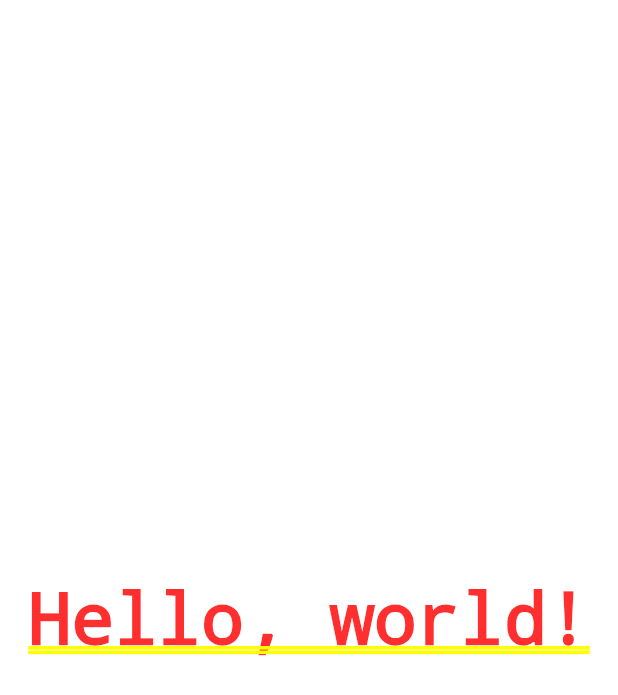
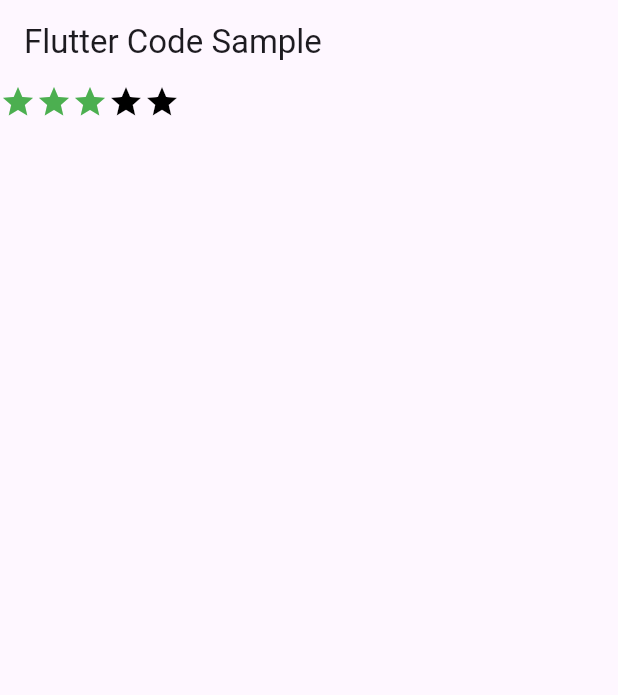
Before and after one commit to Latrevion/flutter_six_class, a Flutter app: the screen it shows after launch, on a phone screen of 412 x 824 dp. Shown: the top 695 px of the screen. Run offline on Flutter 3.47's test engine with Material 3 defaults, Android fonts, the phone set to English and light mode, and no system bars.

Commit message:
3.3.2.4 Row and Column

```diff
--- a/lib/main.dart
+++ b/lib/main.dart
@@ -1,10 +1,93 @@
 import 'package:flutter/material.dart';
 
 void main() {
-  runApp(const MaterialApp(
-    title: "Flutter Class",
-    home: Center(
-        child:
-            Text('Hello, world!', textDirection: TextDirection.ltr)), // 文本居中显示
-  ));
+  runApp(const MyApp());
 }
+
+class MyApp extends StatelessWidget {
+  const MyApp({super.key});
+
+  static const  String  _title = 'Flutter Code Sample';
+
+  @override
+  Widget build(BuildContext context) {
+    return MaterialApp(
+        title: _title,
+        home: Scaffold(
+          appBar: AppBar(title: const Text(_title),),
+          body:getBody()
+        ));
+  }
+
+/*  Widget getBody(){
+    return Row(
+      mainAxisAlignment: MainAxisAlignment.spaceEvenly,
+      children: [
+        Image.network('https://img1.baidu.com/it/u=2318151116,1226836664&fm=253&app=53&size=f60,60&n=0&g=0n&f=jpeg&fmt=auto?sec=1710903247&t=c0a7db43f2f1f120c66863516a424fc4'),
+        Image.network('https://img1.baidu.com/it/u=2318151116,1226836664&fm=253&app=53&size=f60,60&n=0&g=0n&f=jpeg&fmt=auto?sec=1710903247&t=c0a7db43f2f1f120c66863516a424fc4'),
+        Image.network('https://img1.baidu.com/it/u=2318151116,1226836664&fm=253&app=53&size=f60,60&n=0&g=0n&f=jpeg&fmt=auto?sec=1710903247&t=c0a7db43f2f1f120c66863516a424fc4'),
+      ],
+    );
+  }*/
+
+
+/*  Widget getBody(){
+    return Column(
+      mainAxisAlignment: MainAxisAlignment.spaceEvenly,
+      children: [
+        Image.network('https://img1.baidu.com/it/u=2318151116,1226836664&fm=253&app=53&size=f60,60&n=0&g=0n&f=jpeg&fmt=auto?sec=1710903247&t=c0a7db43f2f1f120c66863516a424fc4'),
+        Image.network('https://img1.baidu.com/it/u=2318151116,1226836664&fm=253&app=53&size=f60,60&n=0&g=0n&f=jpeg&fmt=auto?sec=1710903247&t=c0a7db43f2f1f120c66863516a424fc4'),
+        Image.network('https://img1.baidu.com/it/u=2318151116,1226836664&fm=253&app=53&size=f60,60&n=0&g=0n&f=jpeg&fmt=auto?sec=1710903247&t=c0a7db43f2f1f120c66863516a424fc4'),
+      ],
+    );
+  }*/
+
+
+
+/*  Widget getBody(){
+    return Row(
+      mainAxisAlignment: MainAxisAlignment.spaceEvenly,
+      children: [
+        Image.network('https://img1.baidu.com/it/u=2318151116,1226836664&fm=253&app=53&size=f60,60&n=0&g=0n&f=jpeg&fmt=auto?sec=1710903247&t=c0a7db43f2f1f120c66863516a424fc4'),
+        Image.network('https://img1.baidu.com/it/u=2318151116,1226836664&fm=253&app=53&size=f60,60&n=0&g=0n&f=jpeg&fmt=auto?sec=1710903247&t=c0a7db43f2f1f120c66863516a424fc4'),
+        Image.network('https://img1.baidu.com/it/u=2318151116,1226836664&fm=253&app=53&size=f60,60&n=0&g=0n&f=jpeg&fmt=auto?sec=1710903247&t=c0a7db43f2f1f120c66863516a424fc4'),
+      ],
+    );
+  }*/
+
+
+ // Widget getBody(){
+ //    return Row(
+ //      mainAxisAlignment: MainAxisAlignment.spaceEvenly,
+ //      children: [
+ //        Expanded(child:
+ //        Image.network("https://fastly.picsum.photos/id/9/250/250.jpg?hmac=tqDH5wEWHDN76mBIWEPzg1in6egMl49qZeguSaH9_VI"),
+ //        ),
+ //        Expanded(
+ //          flex: 2,  //this
+ //          child:
+ //        Image.network("https://fastly.picsum.photos/id/9/250/250.jpg?hmac=tqDH5wEWHDN76mBIWEPzg1in6egMl49qZeguSaH9_VI"),
+ //        ),
+ //        Expanded(child:
+ //        Image.network("https://fastly.picsum.photos/id/9/250/250.jpg?hmac=tqDH5wEWHDN76mBIWEPzg1in6egMl49qZeguSaH9_VI"),
+ //        ),
+ //      ],
+ //    );
+ //  }
+
+  Widget getBody(){
+    return Row(
+      mainAxisSize: MainAxisSize.min,
+      children: [
+        Icon(Icons.star,color: Colors.green[500],),
+        Icon(Icons.star,color: Colors.green[500],),
+        Icon(Icons.star,color: Colors.green[500],),
+        const Icon(Icons.star,color: Colors.black,),
+        const Icon(Icons.star,color: Colors.black,),
+      ],
+    );
+  }
+
+
+
+}
```
Also changed, not shown: 1 other file.
